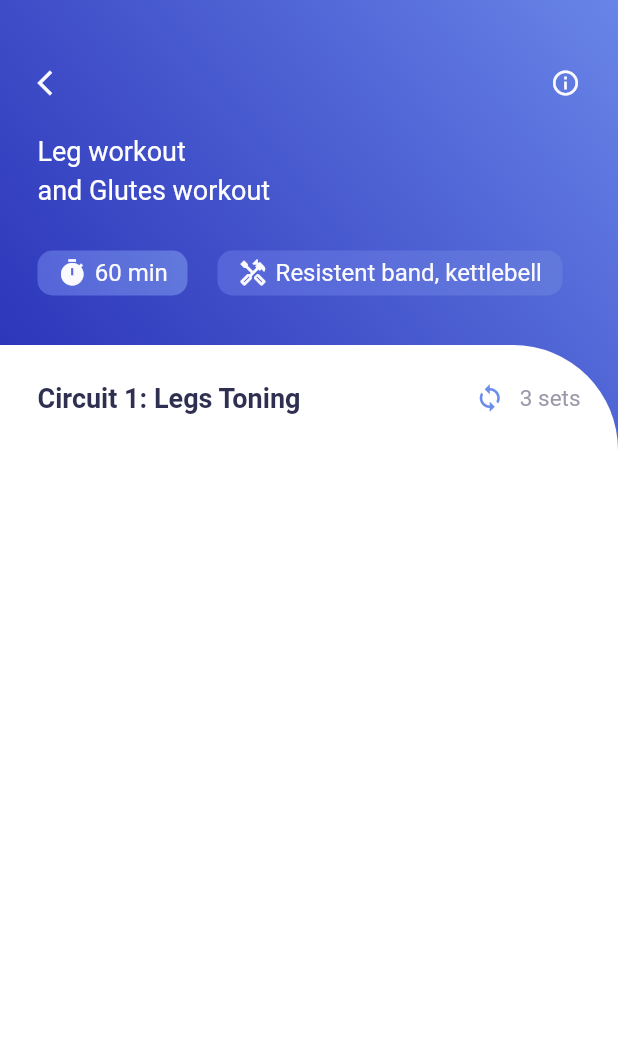
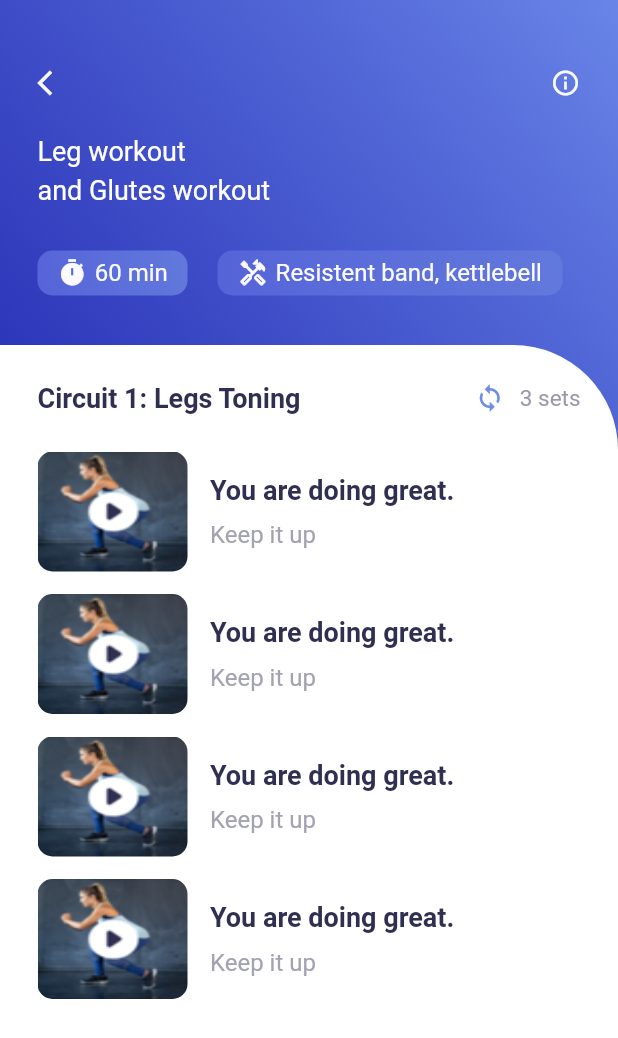
Before and after one commit to dipbazz/training, a Flutter app: the VideoInfo screen opened directly, on a phone screen of 412 x 824 dp. Shown: the top 1038 px of the screen. Run offline on Flutter 3.47's test engine with Material 2 defaults, Android fonts, the phone set to English and light mode, and no system bars; our stand-ins replace get.

Commit message:
Add videos listview in the detail section

```diff
--- a/lib/main.dart
+++ b/lib/main.dart
@@ -19,7 +19,7 @@ class MyApp extends StatelessWidget {
       theme: ThemeData(
         primarySwatch: Colors.blue,
       ),
-      home: const MyHomePage(),
+      home: const VideoInfo(),
     );
   }
 }
--- a/lib/video_info.dart
+++ b/lib/video_info.dart
@@ -16,7 +16,9 @@ class _VideoInfoState extends State<VideoInfo> {
   List exercises = [];
 
   _initData() {
-    DefaultAssetBundle.of(context).loadString("json/videoinfo.json").then((value) {
+    DefaultAssetBundle.of(context)
+        .loadString("json/videoinfo.json")
+        .then((value) {
       exercises = json.decode(value);
     });
   }
@@ -96,28 +98,25 @@ class _VideoInfoState extends State<VideoInfo> {
                             borderRadius: BorderRadius.circular(10),
                             gradient: LinearGradient(
                                 colors: [
-                              color.AppColor.secondPageContainerGradient1stColor,
-                              color.AppColor.secondPageContainerGradient2ndColor
+                                  color.AppColor
+                                      .secondPageContainerGradient1stColor,
+                                  color.AppColor
+                                      .secondPageContainerGradient2ndColor
                                 ],
                                 begin: Alignment.bottomLeft,
-                            end: Alignment.topRight
-                          )
-                        ),
+                                end: Alignment.topRight)),
                         child: Row(
                           mainAxisAlignment: MainAxisAlignment.center,
                           children: [
-                            Icon(
-                              Icons.timer,
+                            Icon(Icons.timer,
                                 size: 20,
-                              color: color.AppColor.secondPageIconColor
-                            ),
+                                color: color.AppColor.secondPageIconColor),
                             const SizedBox(width: 5),
                             Text(
                               "60 min",
                               style: TextStyle(
                                   fontSize: 16,
-                                color: color.AppColor.secondPageIconColor
-                              ),
+                                  color: color.AppColor.secondPageIconColor),
                             )
                           ],
                         ),
@@ -130,28 +129,25 @@ class _VideoInfoState extends State<VideoInfo> {
                             borderRadius: BorderRadius.circular(10),
                             gradient: LinearGradient(
                                 colors: [
-                              color.AppColor.secondPageContainerGradient1stColor,
-                              color.AppColor.secondPageContainerGradient2ndColor
+                                  color.AppColor
+                                      .secondPageContainerGradient1stColor,
+                                  color.AppColor
+                                      .secondPageContainerGradient2ndColor
                                 ],
                                 begin: Alignment.bottomLeft,
-                            end: Alignment.topRight
-                          )
-                        ),
+                                end: Alignment.topRight)),
                         child: Row(
                           mainAxisAlignment: MainAxisAlignment.center,
                           children: [
-                            Icon(
-                              Icons.handyman_outlined,
+                            Icon(Icons.handyman_outlined,
                                 size: 20,
-                              color: color.AppColor.secondPageIconColor
-                            ),
+                                color: color.AppColor.secondPageIconColor),
                             const SizedBox(width: 5),
                             Text(
                               "Resistent band, kettlebell",
                               style: TextStyle(
                                   fontSize: 16,
-                                color: color.AppColor.secondPageIconColor
-                              ),
+                                  color: color.AppColor.secondPageIconColor),
                             )
                           ],
                         ),
@@ -166,28 +162,23 @@ class _VideoInfoState extends State<VideoInfo> {
                 padding: const EdgeInsets.only(top: 25, left: 25, right: 25),
                 decoration: const BoxDecoration(
                     color: Colors.white,
-                  borderRadius: BorderRadius.only(topRight: Radius.circular(70))
-                ),
+                    borderRadius:
+                        BorderRadius.only(topRight: Radius.circular(70))),
                 child: Column(
                   children: [
-                    Row(
-                      children: [
+                    Row(children: [
                       Text(
                         "Circuit 1: Legs Toning",
                         style: TextStyle(
                             fontSize: 18,
                             fontWeight: FontWeight.bold,
-                            color: color.AppColor.circuitsColor
-                          ),
+                            color: color.AppColor.circuitsColor),
                       ),
                       Expanded(child: Container()),
                       Row(
                         children: [
-                            Icon(
-                              Icons.loop,
-                              size: 20,
-                              color: color.AppColor.loopColor
-                            ),
+                          Icon(Icons.loop,
+                              size: 20, color: color.AppColor.loopColor),
                           const SizedBox(width: 10),
                           Text(
                             "3 sets",
@@ -197,14 +188,65 @@ class _VideoInfoState extends State<VideoInfo> {
                             ),
                           )
                         ],
+                      ),
+                    ]),
+                  Expanded(
+                    child: OverflowBox(
+                      maxWidth: MediaQuery.of(context).size.width,
+                      child: ListView.builder(
+                        padding: const EdgeInsets.all(25),
+                        itemCount: 4,
+                        itemBuilder: (_, i) {
+                          return Container(
+                            margin: const EdgeInsets.only(bottom: 15),
+                            child: Column(
+                              children: [
+                                Row(
+                                  children: [
+                                    Container(
+                                      height: 80,
+                                      width: 100,
+                                      decoration: BoxDecoration(
+                                        borderRadius: BorderRadius.circular(10),
+                                        image: const DecorationImage(
+                                          image: AssetImage("assets/squat1.jpg"),
+                                          fit: BoxFit.fill
                                         )
-                      ]
                                       )
+                                    ),
+                                    const SizedBox(width: 15),
+                                    Column(
+                                      crossAxisAlignment: CrossAxisAlignment.start,
+                                      children: [
+                                        Text("You are doing great.",
+                                            style: TextStyle(
+                                              fontSize: 18,
+                                              fontWeight: FontWeight.bold,
+                                              color: color.AppColor.circuitsColor,
+                                            )),
+                                        const SizedBox(height: 10),
+                                        RichText(
+                                          text: TextSpan(
+                                            text: "Keep it up",
+                                            style: TextStyle(
+                                              color: color.AppColor.homePagePlanColor,
+                                              fontSize: 16,
+                                            ),
+                                          )
+                                        ),
+                                      ],
+                                    )
+                                  ],
+                                ),
+                              ],
+                            ),
+                          );
+                        }))
+                    ),
                   ],
                 ),
               ),
             ),
-
           ],
         ),
       ),
```
Lines whose indentation alone changed are shown as unchanged.
